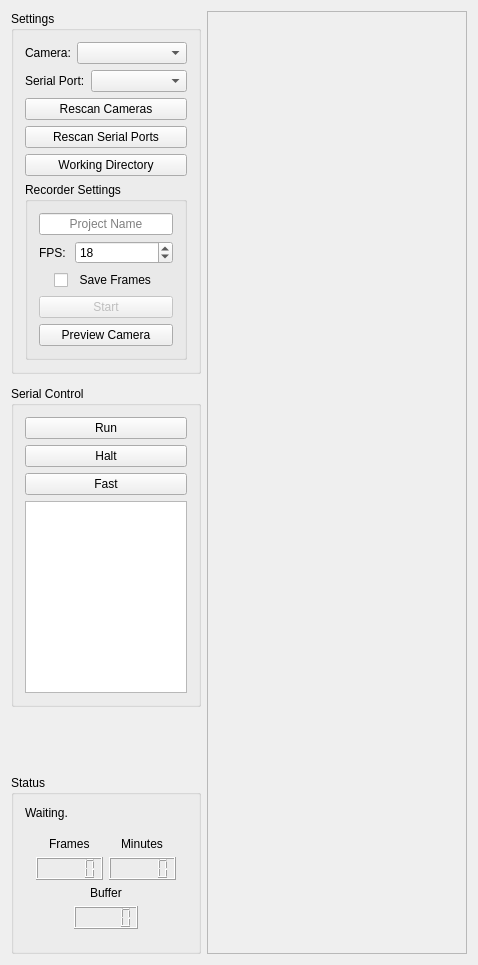
Above: src/forms/mainwindow.ui from vale981/Taevitas before the change. Below: the same form after it.
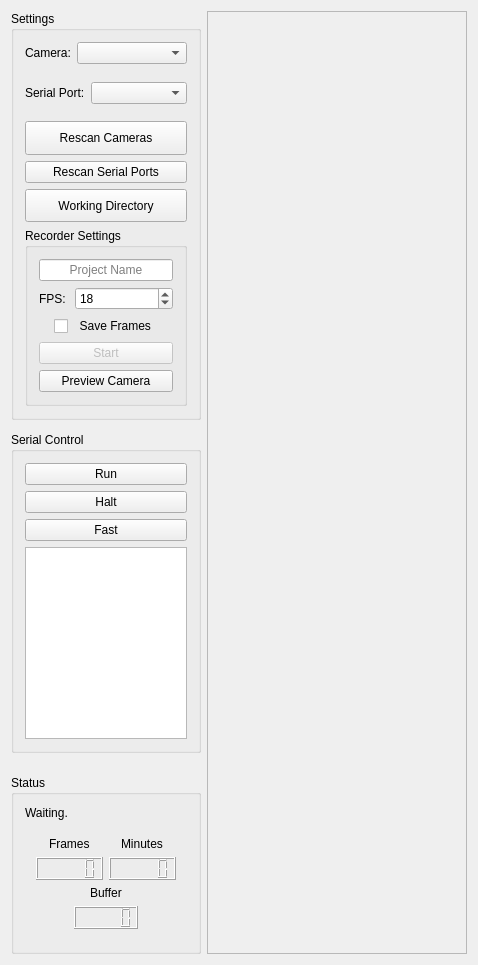
That is the form after the change.

```diff
--- a/src/forms/mainwindow.ui
+++ b/src/forms/mainwindow.ui
@@ -45,6 +45,12 @@
         <verstretch>0</verstretch>
        </sizepolicy>
       </property>
+      <property name="minimumSize">
+       <size>
+        <width>190</width>
+        <height>409</height>
+       </size>
+      </property>
       <property name="maximumSize">
        <size>
         <width>190</width>
```
